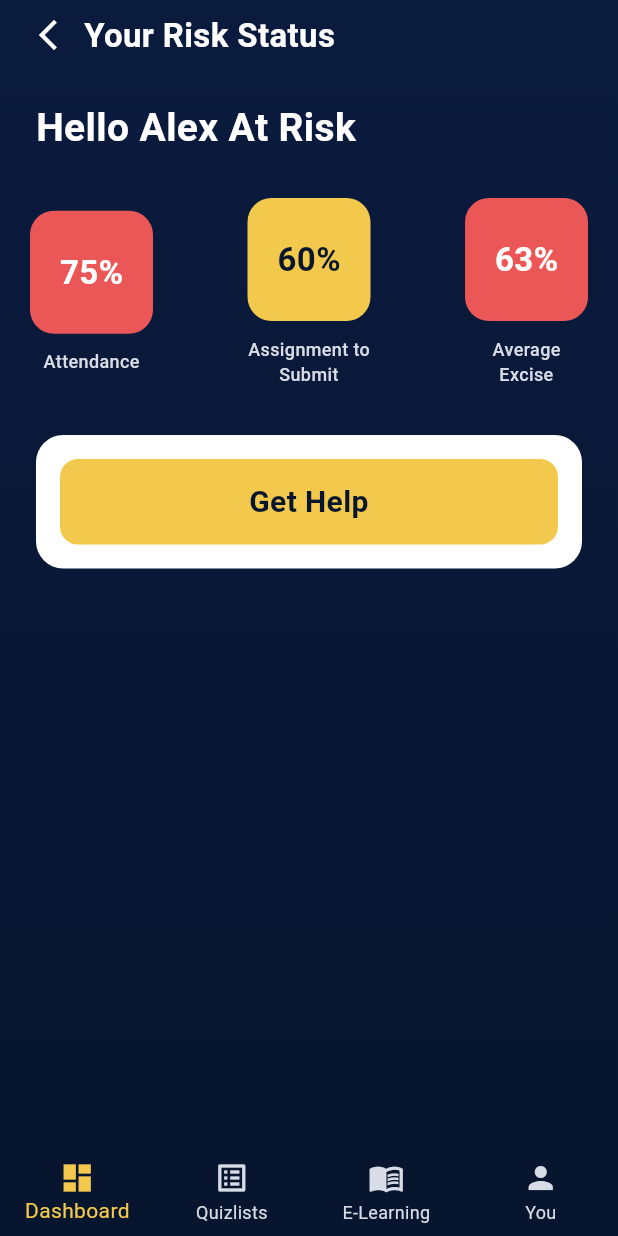
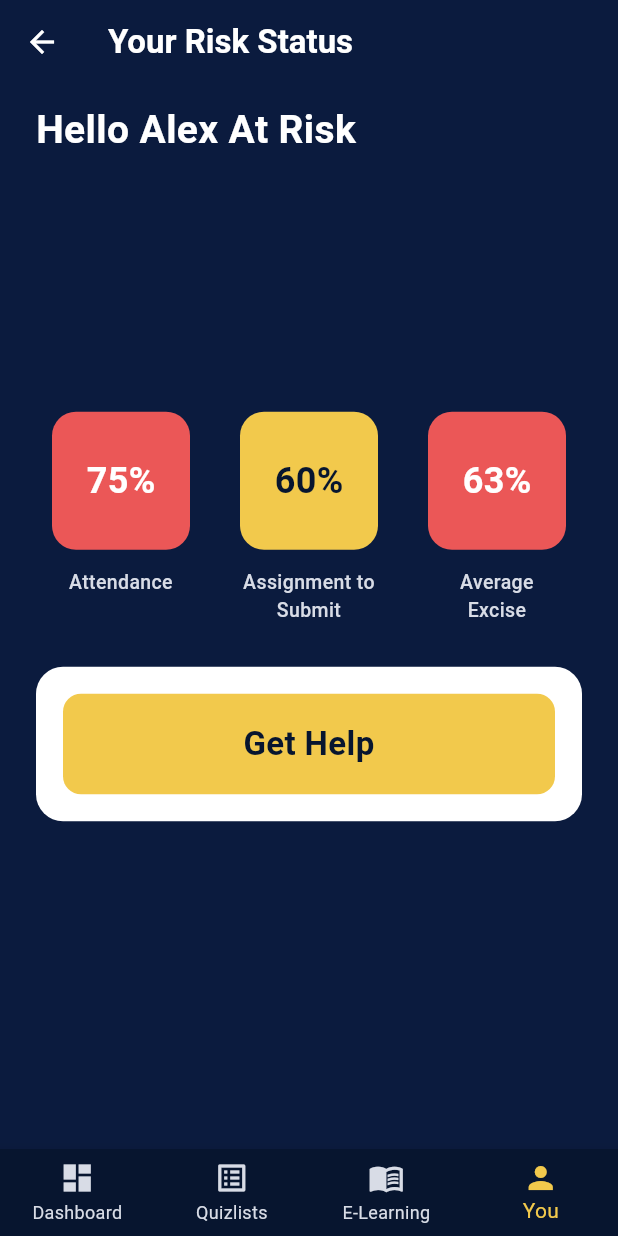
Before and after one commit to Hannah1563/Group1_Formative, a Flutter app: the screen it shows after launch, on a phone screen of 412 x 824 dp. Run offline on Flutter 3.47's test engine with Material 3 defaults, Android fonts, the phone set to English and light mode, and no system bars.

Commit message:
refactor: improved UI layout with independent positioning controls

```diff
--- a/lib/main.dart
+++ b/lib/main.dart
@@ -2,6 +2,12 @@ import 'package:flutter/material.dart';
 
 void main() {
   runApp(const MyApp());
+}
+
+class _LayoutTuning {
+  static const double greetingTop = 12;
+  static const double cardsOffsetY = 0;
+  static const double buttonOffsetY = 0;
 }
 
 class AppColors {
@@ -34,40 +40,45 @@ class RiskStatusScreen extends StatelessWidget {
 
   @override
   Widget build(BuildContext context) {
+    final stats = const [
+      _StatMetric(value: '75%', label: 'Attendance', color: AppColors.red),
+      _StatMetric(
+        value: '60%',
+        label: 'Assignment to\nSubmit',
+        color: AppColors.yellow,
+        valueColor: AppColors.navyDark,
+      ),
+      _StatMetric(value: '63%', label: 'Average\nExcise', color: AppColors.red),
+    ];
     return Scaffold(
-      body: Container(
-        decoration: const BoxDecoration(
-          gradient: LinearGradient(
-            begin: Alignment.topCenter,
-            end: Alignment.bottomCenter,
-            colors: [AppColors.navy, AppColors.navyDark],
-          ),
-        ),
-        child: SafeArea(
-          child: Column(
-            crossAxisAlignment: CrossAxisAlignment.start,
-            children: [
-              Padding(
-                padding: const EdgeInsets.fromLTRB(20, 8, 20, 0),
-                child: Row(
-                  children: const [
-                    Icon(Icons.arrow_back_ios_new, color: AppColors.white),
-                    SizedBox(width: 12),
-                    Text(
+      appBar: AppBar(
+        backgroundColor: AppColors.navy,
+        elevation: 0,
+        foregroundColor: AppColors.white,
+        leading: const BackButton(),
+        title: const Text(
           'Your Risk Status',
           style: TextStyle(
-                        color: AppColors.white,
             fontSize: 22,
             fontWeight: FontWeight.w600,
           ),
         ),
-                  ],
       ),
-              ),
-              const SizedBox(height: 28),
-              const Padding(
-                padding: EdgeInsets.symmetric(horizontal: 24),
-                child: Text(
+      body: SafeArea(
+        top: false,
+        child: Padding(
+          padding: const EdgeInsets.symmetric(horizontal: 24),
+          child: Column(
+            crossAxisAlignment: CrossAxisAlignment.start,
+            children: [
+              Expanded(
+                child: Stack(
+                  children: [
+                    Positioned(
+                      top: _LayoutTuning.greetingTop,
+                      left: 0,
+                      right: 0,
+                      child: const Text(
                         'Hello Alex At Risk',
                         style: TextStyle(
                           color: AppColors.white,
@@ -76,43 +87,38 @@ class RiskStatusScreen extends StatelessWidget {
                         ),
                       ),
                     ),
-              const SizedBox(height: 28),
-              Padding(
-                padding: const EdgeInsets.symmetric(horizontal: 20),
+                    Align(
+                      alignment: Alignment.center,
+                      child: Column(
+                        mainAxisSize: MainAxisSize.min,
+                        children: [
+                          Transform.translate(
+                            offset: Offset(0, _LayoutTuning.cardsOffsetY),
                             child: Row(
-                  mainAxisAlignment: MainAxisAlignment.spaceBetween,
-                  children: const [
-                    RiskStatCard(
-                      value: '75%',
-                      label: 'Attendance',
-                      color: AppColors.red,
+                              crossAxisAlignment: CrossAxisAlignment.start,
+                              children: [
+                                for (var i = 0; i < stats.length; i++) ...[
+                                  Expanded(
+                                    child: RiskStatCard(metric: stats[i]),
                                   ),
-                    RiskStatCard(
-                      value: '60%',
-                      label: 'Assignment to\nSubmit',
-                      color: AppColors.yellow,
-                      valueColor: AppColors.navyDark,
-                    ),
-                    RiskStatCard(
-                      value: '63%',
-                      label: 'Average\nExcise',
-                      color: AppColors.red,
-                    ),
+                                  if (i != stats.length - 1)
+                                    const SizedBox(width: 12),
+                                ],
                               ],
                             ),
                           ),
                           const SizedBox(height: 32),
-              Padding(
-                padding: const EdgeInsets.symmetric(horizontal: 24),
+                          Transform.translate(
+                            offset: Offset(0, _LayoutTuning.buttonOffsetY),
                             child: Container(
-                  padding: const EdgeInsets.all(16),
+                              padding: const EdgeInsets.all(18),
                               decoration: BoxDecoration(
                                 color: AppColors.white,
                                 borderRadius: BorderRadius.circular(18),
                               ),
                               child: Container(
                                 width: double.infinity,
-                    padding: const EdgeInsets.symmetric(vertical: 14),
+                                padding: const EdgeInsets.symmetric(vertical: 18),
                                 decoration: BoxDecoration(
                                   color: AppColors.yellow,
                                   borderRadius: BorderRadius.circular(12),
@@ -121,7 +127,7 @@ class RiskStatusScreen extends StatelessWidget {
                                   'Get Help',
                                   textAlign: TextAlign.center,
                                   style: TextStyle(
-                        fontSize: 20,
+                                    fontSize: 22,
                                     fontWeight: FontWeight.w700,
                                     color: AppColors.navyDark,
                                   ),
@@ -129,12 +135,18 @@ class RiskStatusScreen extends StatelessWidget {
                               ),
                             ),
                           ),
-              const Spacer(),
+                        ],
+                      ),
+                    ),
+                  ],
+                ),
+              ),
             ],
           ),
         ),
       ),
       bottomNavigationBar: BottomNavigationBar(
+        currentIndex: 3,
         backgroundColor: AppColors.navyDark,
         selectedItemColor: AppColors.yellow,
         unselectedItemColor: AppColors.mutedWhite,
@@ -150,9 +162,8 @@ class RiskStatusScreen extends StatelessWidget {
   }
 }
 
-class RiskStatCard extends StatelessWidget {
-  const RiskStatCard({
-    super.key,
+class _StatMetric {
+  const _StatMetric({
     required this.value,
     required this.label,
     required this.color,
@@ -163,36 +174,48 @@ class RiskStatCard extends StatelessWidget {
   final String label;
   final Color color;
   final Color valueColor;
+}
+
+class RiskStatCard extends StatelessWidget {
+  const RiskStatCard({super.key, required this.metric});
+
+  final _StatMetric metric;
 
   @override
   Widget build(BuildContext context) {
     return Column(
       children: [
-        Container(
-          width: 82,
-          height: 82,
+        SizedBox(
+          width: 92,
+          height: 92,
+          child: Container(
             decoration: BoxDecoration(
-            color: color,
+              color: metric.color,
               borderRadius: BorderRadius.circular(16),
             ),
             alignment: Alignment.center,
             child: Text(
-            value,
+              metric.value,
               style: TextStyle(
-              color: valueColor,
-              fontSize: 22,
+                color: metric.valueColor,
+                fontSize: 24,
                 fontWeight: FontWeight.bold,
               ),
             ),
           ),
-        const SizedBox(height: 10),
-        Text(
-          label,
+        ),
+        const SizedBox(height: 12),
+        SizedBox(
+          height: 34,
+          child: Text(
+            metric.label,
             textAlign: TextAlign.center,
+            maxLines: 2,
             style: const TextStyle(
               color: AppColors.mutedWhite,
-            fontSize: 12,
+              fontSize: 13,
               fontWeight: FontWeight.w500,
+            ),
           ),
         ),
       ],
```
Lines whose indentation alone changed are shown as unchanged.
